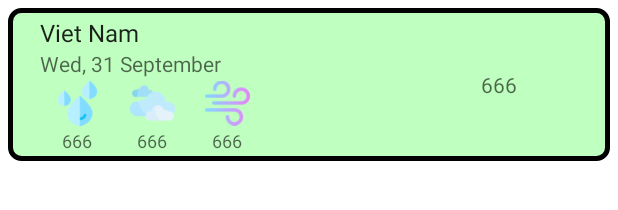
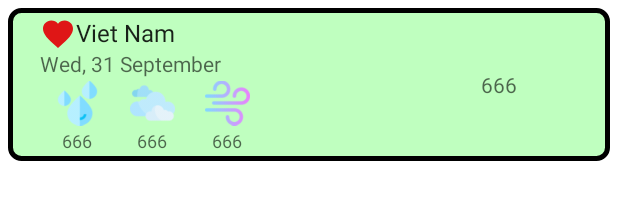
Before and after one commit to pdthieu/weather-2-go, an Android app: the layout place_item.xml on its own in the app's theme, with its tools: preview values and no code run, on a phone screen of 412 x 824 dp. Shown: the top 210 px of the screen. Run offline under Robolectric (Android 15) with nearby library versions, the phone set to English and light mode, and no system bars.

Commit message:
Update heart icon

```diff
--- a/app/src/main/java/com/example/weather2go/MapsFragment.java
+++ b/app/src/main/java/com/example/weather2go/MapsFragment.java
@@ -150,6 +150,7 @@ public class MapsFragment extends Fragment implements OnMapReadyCallback,
                     .draggable(true)
                     .visible(true)
                     .title(name);
+            if (mMap == null) return null;
             Marker marker = mMap.addMarker(markerOptions);
             for(Marker p : listMarker) {
                 p.remove();
--- a/app/src/main/res/layout/activity_main.xml
+++ b/app/src/main/res/layout/activity_main.xml
@@ -38,12 +38,14 @@
         <com.google.android.material.tabs.TabItem
             android:layout_width="wrap_content"
             android:layout_height="wrap_content"
-            android:text="Map" />
+            android:text="Map"
+            android:textAlignment="center"/>
 
         <com.google.android.material.tabs.TabItem
             android:layout_width="wrap_content"
             android:layout_height="wrap_content"
-            android:text="List Location" />
+            android:text="List Location"
+            android:textAlignment="center"/>
 
     </com.google.android.material.tabs.TabLayout>
 
--- a/app/src/main/res/layout/place_item.xml
+++ b/app/src/main/res/layout/place_item.xml
@@ -28,11 +28,20 @@
             android:layout_weight="1"
             android:gravity="center_vertical">
 
+            <ImageView
+                android:id="@+id/place_heart"
+                android:layout_width="wrap_content"
+                android:layout_height="wrap_content"
+                android:src="@drawable/heart_red"
+                android:layout_gravity="center"
+                android:tag="red"/>
+
             <TextView
                 android:id="@+id/place_name"
                 android:layout_width="wrap_content"
                 android:layout_height="wrap_content"
                 android:layout_alignParentTop="true"
+                android:layout_toRightOf="@id/place_heart"
                 android:ellipsize="end"
                 android:maxLines="1"
                 android:textColor="?android:attr/textColorPrimary"
@@ -75,6 +84,7 @@
                         android:textColor="?android:attr/textColorSecondary"
                         android:textSize="12sp"
                         android:textAlignment="center"
+                        android:maxLines="1"
                         tools:text="666"/>
                 </LinearLayout>
 
@@ -98,6 +108,7 @@
                         android:textColor="?android:attr/textColorSecondary"
                         android:textSize="12sp"
                         android:textAlignment="center"
+                        android:maxLines="1"
                         tools:text="666"/>
                 </LinearLayout>
 
@@ -121,6 +132,7 @@
                         android:textColor="?android:attr/textColorSecondary"
                         android:textSize="12sp"
                         android:textAlignment="center"
+                        android:maxLines="1"
                         tools:text="666"/>
                 </LinearLayout>
 
```
Also changed, not shown: app/src/main/java/com/example/weather2go/PlaceListAdapter.java (+34 -5 lines).
